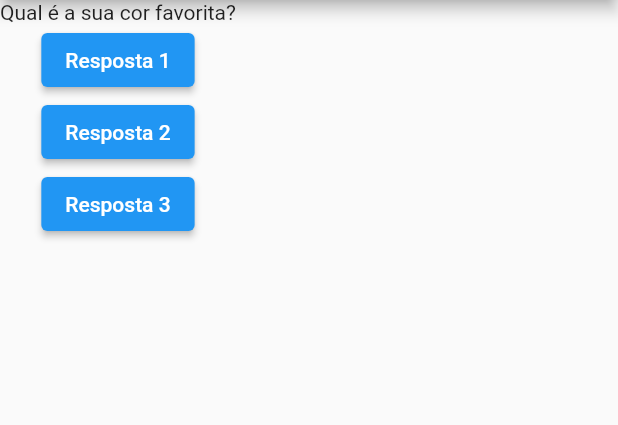
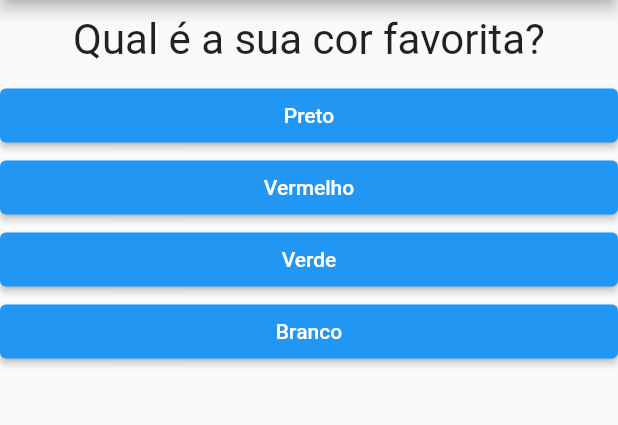
Before and after one commit to renatoxpedroso/flutter, a Flutter app: the screen it shows after launch, on a phone screen of 412 x 824 dp, the part 84-509 px from its top. Run offline on Flutter 3.47's test engine with Material 2 defaults, Android fonts, the phone set to English and light mode, and no system bars; our stand-ins replace cloud_firestore, share, sqflite, transparent_image; accounts and stored records are empty.

Commit message:
Commit perguntas

```diff
--- a/projeto_perguntas/lib/main.dart
+++ b/projeto_perguntas/lib/main.dart
@@ -1,23 +1,33 @@
-
 import 'package:flutter/material.dart';
+import 'package:projeto_perguntas/question.dart';
+import 'package:projeto_perguntas/response.dart';
 
 void main() {
   runApp(const PerguntaApp());
 }
 
-class PerguntaApp extends StatelessWidget {
-  const PerguntaApp({super.key});
+class _PerguntaAppState extends State<PerguntaApp> {
+  var _questionSelected = 0;
 
-  void responder() {
+  void _answers() {
+    setState(() {
+      _questionSelected++;
+    });
     // ignore: avoid_print
-    print('Pergunta respondida!');
+    print(_questionSelected);
   }
 
   @override
   Widget build(BuildContext context) {
-    final perguntas = [
-      'Qual é a sua cor favorita?',
-      'Qual é o seu animal favorito?',
+    final List<Map<String, Object>> questions = [
+      {
+        'text': 'Qual é a sua cor favorita?',
+        'response': ['Preto', 'Vermelho', 'Verde', 'Branco']
+      },
+      {
+        'text': 'Qual é o seu animal favorito?',
+        'response': ['Coelho', 'Cobra', 'Elefante', 'Leão']
+      }
     ];
 
     return MaterialApp(
@@ -27,22 +37,21 @@ class PerguntaApp extends StatelessWidget {
         ),
         body: Column(
           children: [
-            Text(perguntas[0]),
-            ElevatedButton(
-              onPressed: responder,
-              child: const Text('Resposta 1'),
-            ),
-            ElevatedButton(
-              onPressed: responder,
-              child: const Text('Resposta 2'),
-            ),
-            ElevatedButton(
-              onPressed: responder,
-              child: const Text('Resposta 3'),
-            ),
+            Question(questions[_questionSelected]['text'].toString()),
+            for (var text in questions[_questionSelected].cast()['response'])
+              Response(text, _answers),
           ],
         ),
       ),
     );
   }
 }
+
+class PerguntaApp extends StatefulWidget {
+  const PerguntaApp({super.key});
+
+  @override
+  State<PerguntaApp> createState() {
+    return _PerguntaAppState();
+  }
+}
--- /dev/null
+++ b/projeto_perguntas/lib/question.dart
@@ -0,0 +1,20 @@
+import 'package:flutter/material.dart';
+
+class Question extends StatelessWidget {
+  final String text;
+
+  const Question(this.text, {super.key});
+
+  @override
+  Widget build(BuildContext context) {
+    return Container(
+      width: double.infinity,
+      margin: const EdgeInsets.all(10),
+      child: Text(
+        text,
+        style: const TextStyle(fontSize: 28),
+        textAlign: TextAlign.center,
+      ),
+    );
+  }
+}
--- /dev/null
+++ b/projeto_perguntas/lib/response.dart
@@ -0,0 +1,22 @@
+import 'package:flutter/material.dart';
+
+class Response extends StatelessWidget {
+  final String text;
+  final void Function() onSelected;
+
+  const Response(this.text, this.onSelected, {super.key});
+
+  @override
+  Widget build(BuildContext context) {
+    return SizedBox(
+      width: double.infinity,
+      child: ElevatedButton(
+        style: ElevatedButton.styleFrom(
+          backgroundColor: Colors.blue,
+        ),
+        onPressed: onSelected,
+        child: Text(text),
+      ),
+    );
+  }
+}
```
